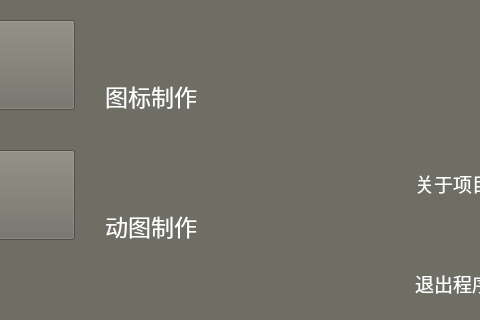
Above: Menu.ui from liyuxuan2003/ImageTool before the change; both pictures show x 595 to 1075 and y 355 to 675 of the 1200 by 675 pixel window. Below: the same form after it.
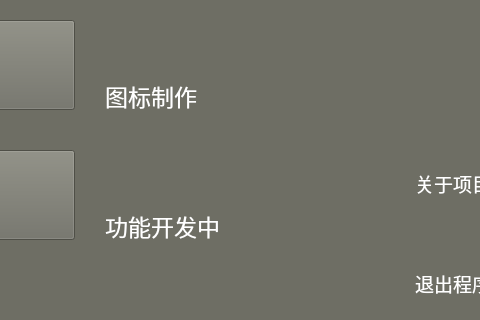
That is the form after the change. Icons and pictures are not drawn.

```diff
--- a/Menu.ui
+++ b/Menu.ui
@@ -215,7 +215,7 @@
     <string notr="true">color: rgb(255, 255, 255);</string>
    </property>
    <property name="text">
-    <string>动图制作</string>
+    <string>功能开发中</string>
    </property>
   </widget>
   <widget class="QPushButton" name="pushButtonMakeIcon">
```
Left out of the diff: 2 changed lines with no effect on the pictures.
